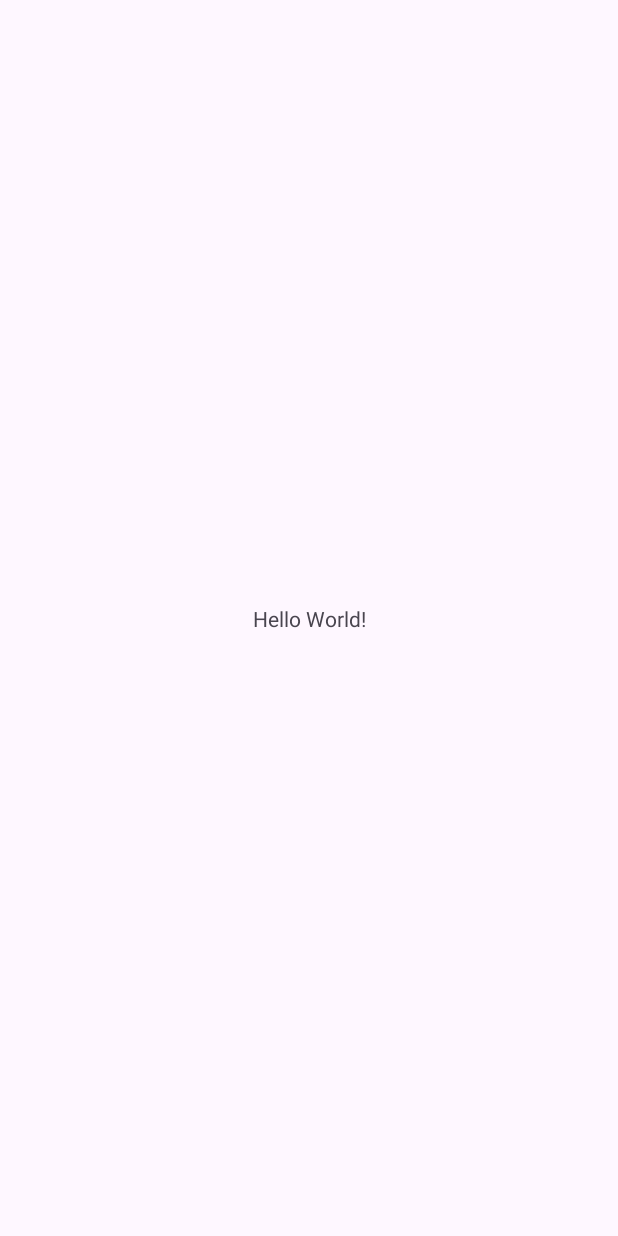
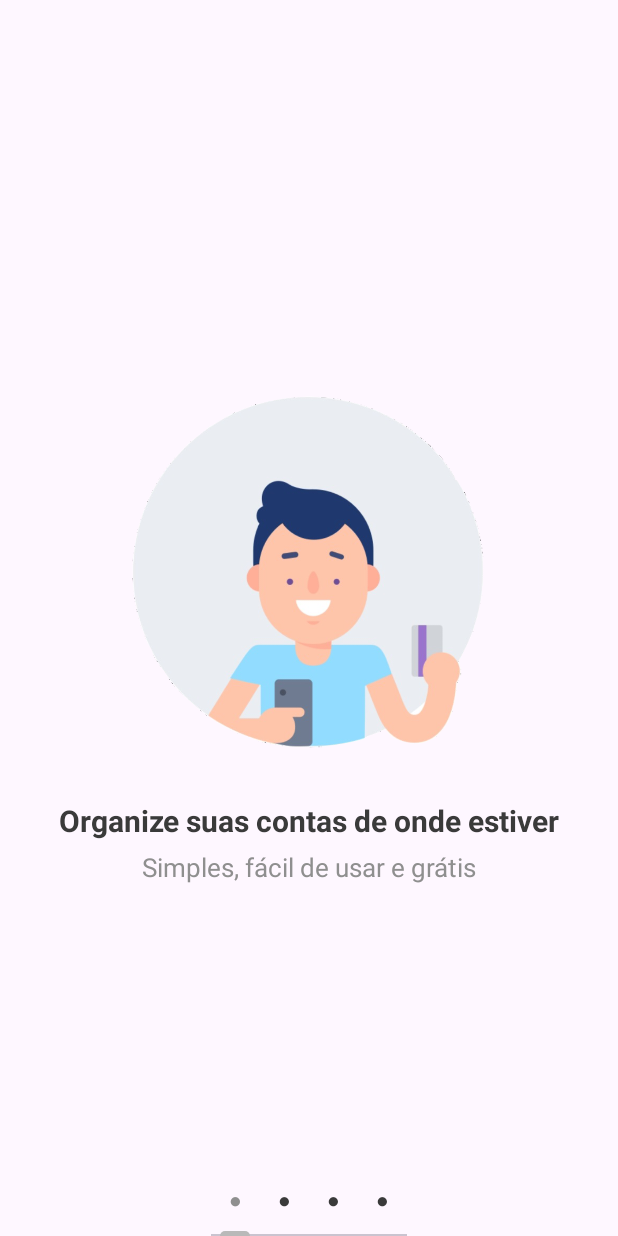
Before and after one commit to KrodrigoDev/PoupaMais, an Android app: the screen it shows after launch (MainActivity), on a phone screen of 412 x 824 dp. Before the commit the screen is almost empty. Run offline under Robolectric (Android 15) with nearby library versions, the phone set to English and light mode, and no system bars.

Commit message:
Primeiras activitys

```diff
--- /dev/null
+++ b/app/src/main/java/krodrigodev/com/br/poupamais/Informativo1.java
@@ -0,0 +1,25 @@
+package krodrigodev.com.br.poupamais;
+
+import android.os.Bundle;
+
+import androidx.fragment.app.Fragment;
+
+import android.view.LayoutInflater;
+import android.view.View;
+import android.view.ViewGroup;
+
+/**
+ * @author Kauã Rodrigo
+ * @since 07/09/2023
+ * @version 0.1
+ */
+public class Informativo1 extends Fragment {
+
+
+    @Override
+    public View onCreateView(LayoutInflater inflater, ViewGroup container,
+                             Bundle savedInstanceState) {
+        // Inflate the layout for this fragment
+        return inflater.inflate(R.layout.fragment_informativo1, container, false);
+    }
+}
--- /dev/null
+++ b/app/src/main/java/krodrigodev/com/br/poupamais/Informativo2.java
@@ -0,0 +1,24 @@
+package krodrigodev.com.br.poupamais;
+
+import android.os.Bundle;
+
+import androidx.fragment.app.Fragment;
+
+import android.view.LayoutInflater;
+import android.view.View;
+import android.view.ViewGroup;
+
+/**
+ * @author Kauã Rodrigo
+ * @since 07/09/2023
+ * @version 0.1
+ */
+public class Informativo2 extends Fragment {
+
+    @Override
+    public View onCreateView(LayoutInflater inflater, ViewGroup container,
+                             Bundle savedInstanceState) {
+        // Inflate the layout for this fragment
+        return inflater.inflate(R.layout.fragment_informativo2, container, false);
+    }
+}
--- /dev/null
+++ b/app/src/main/java/krodrigodev/com/br/poupamais/Informativo3.java
@@ -0,0 +1,24 @@
+package krodrigodev.com.br.poupamais;
+
+import android.os.Bundle;
+
+import androidx.fragment.app.Fragment;
+
+import android.view.LayoutInflater;
+import android.view.View;
+import android.view.ViewGroup;
+
+/**
+ * @author Kauã Rodrigo
+ * @since 07/09/2023
+ * @version 0.1
+ */
+public class Informativo3 extends Fragment {
+
+    @Override
+    public View onCreateView(LayoutInflater inflater, ViewGroup container,
+                             Bundle savedInstanceState) {
+        // Inflate the layout for this fragment
+        return inflater.inflate(R.layout.fragment_informativo3, container, false);
+    }
+}
--- /dev/null
+++ b/app/src/main/java/krodrigodev/com/br/poupamais/InformativoConta.java
@@ -0,0 +1,24 @@
+package krodrigodev.com.br.poupamais;
+
+import android.os.Bundle;
+
+import androidx.fragment.app.Fragment;
+
+import android.view.LayoutInflater;
+import android.view.View;
+import android.view.ViewGroup;
+
+/**
+ * @author Kauã Rodrigo
+ * @since 07/09/2023
+ * @version 0.1
+ */
+public class InformativoConta extends Fragment {
+
+    @Override
+    public View onCreateView(LayoutInflater inflater, ViewGroup container,
+                             Bundle savedInstanceState) {
+        // Inflate the layout for this fragment
+        return inflater.inflate(R.layout.fragment_infomativo_conta, container, false);
+    }
+}
--- a/app/src/main/java/krodrigodev/com/br/poupamais/MainActivity.java
+++ b/app/src/main/java/krodrigodev/com/br/poupamais/MainActivity.java
@@ -1,14 +1,38 @@
 package krodrigodev.com.br.poupamais;
 
 import androidx.appcompat.app.AppCompatActivity;
+import androidx.fragment.app.FragmentPagerAdapter;
+import androidx.viewpager.widget.ViewPager;
 
 import android.os.Bundle;
 
+import com.google.android.material.tabs.TabLayout;
+
 public class MainActivity extends AppCompatActivity {
+
+    // atributos
+    private TabLayout tabLayout;
+    private ViewPager viewPager;
+
 
     @Override
     protected void onCreate(Bundle savedInstanceState) {
         super.onCreate(savedInstanceState);
         setContentView(R.layout.activity_main);
+
+
+        tabLayout = findViewById(R.id.tabelaApresentacao);
+        viewPager = findViewById(R.id.viewPager);
+
+        tabLayout.setupWithViewPager(viewPager);
+
+
+        VpaAdpter vpaAdpter = new VpaAdpter(getSupportFragmentManager(), FragmentPagerAdapter.BEHAVIOR_RESUME_ONLY_CURRENT_FRAGMENT);
+        vpaAdpter.addFragments(new Informativo1(), "●");
+        vpaAdpter.addFragments(new Informativo2(), "●");
+        vpaAdpter.addFragments(new Informativo3(), "●");
+        vpaAdpter.addFragments(new InformativoConta(), "●");
+        viewPager.setAdapter(vpaAdpter);
+
     }
 }
--- /dev/null
+++ b/app/src/main/java/krodrigodev/com/br/poupamais/VpaAdpter.java
@@ -0,0 +1,47 @@
+package krodrigodev.com.br.poupamais;
+
+import androidx.annotation.NonNull;
+import androidx.annotation.Nullable;
+import androidx.fragment.app.Fragment;
+import androidx.fragment.app.FragmentManager;
+import androidx.fragment.app.FragmentPagerAdapter;
+
+import java.util.ArrayList;
+
+public class VpaAdpter extends FragmentPagerAdapter {
+
+    // Listas para armazenar os fragmentos e títulos
+    private final ArrayList<Fragment> fragmentArrayList = new ArrayList<>();
+    private final ArrayList<String> fragmentTitulo = new ArrayList<>();
+
+    // Construtor
+    public VpaAdpter(@NonNull FragmentManager fm, int behavior) {
+        super(fm, behavior);
+    }
+
+    // Retorna o fragmento na posição especificada
+    @NonNull
+    @Override
+    public Fragment getItem(int position) {
+        return fragmentArrayList.get(position);
+    }
+
+    // Retorna o número total de fragmentos
+    @Override
+    public int getCount() {
+        return fragmentArrayList.size();
+    }
+
+    // Adiciona fragmentos à lista
+    public void addFragments(Fragment fragment, String titulo) {
+        fragmentArrayList.add(fragment);
+        fragmentTitulo.add(titulo);
+    }
+
+    // Retorna o título da guia na posição especificada
+    @Nullable
+    @Override
+    public CharSequence getPageTitle(int position) {
+        return fragmentTitulo.get(position);
+    }
+}
--- a/app/src/main/res/layout/activity_main.xml
+++ b/app/src/main/res/layout/activity_main.xml
@@ -6,13 +6,54 @@
     android:layout_height="match_parent"
     tools:context=".MainActivity">
 
-    <TextView
+    <com.google.android.material.tabs.TabLayout
+        android:id="@+id/tabelaApresentacao"
         android:layout_width="wrap_content"
         android:layout_height="wrap_content"
-        android:text="Hello World!"
+        android:layout_marginStart="1dp"
+        android:layout_marginEnd="1dp"
         app:layout_constraintBottom_toBottomOf="parent"
         app:layout_constraintEnd_toEndOf="parent"
+        app:layout_constraintHorizontal_bias="0.5"
         app:layout_constraintStart_toStartOf="parent"
-        app:layout_constraintTop_toTopOf="parent" />
+        app:tabIconTint="@color/cinzaClaro"
+        app:tabIndicatorColor="@color/cinzaClaro"
+        app:tabRippleColor="@color/cinzaClaro"
+        app:tabSelectedTextColor="@color/cinzaEscuro"
+        app:tabTextColor="@color/pretoDestaque">
+
+        <com.google.android.material.tabs.TabItem
+            android:id="@+id/TabItem"
+            android:layout_width="wrap_content"
+            android:layout_height="wrap_content"
+            android:text="@string/circulo_texto" />
+
+        <com.google.android.material.tabs.TabItem
+            android:layout_width="wrap_content"
+            android:layout_height="wrap_content"
+            android:text="@string/circulo_texto" />
+
+        <com.google.android.material.tabs.TabItem
+            android:layout_width="wrap_content"
+            android:layout_height="wrap_content"
+            android:text="@string/circulo_texto" />
+
+        <com.google.android.material.tabs.TabItem
+            android:layout_width="wrap_content"
+            android:layout_height="wrap_content"
+            android:text="@string/circulo_texto" />
+    </com.google.android.material.tabs.TabLayout>
+
+    <androidx.viewpager.widget.ViewPager
+        android:id="@+id/viewPager"
+        android:layout_width="match_parent"
+        android:layout_height="wrap_content"
+        android:contentDescription="@string/slide_informativo"
+        app:layout_constraintBottom_toBottomOf="parent"
+        app:layout_constraintEnd_toEndOf="parent"
+        app:layout_constraintHorizontal_bias="0.5"
+        app:layout_constraintStart_toStartOf="parent" />
+
+
 
 </androidx.constraintlayout.widget.ConstraintLayout>
--- /dev/null
+++ b/app/src/main/res/layout/fragment_informativo1.xml
@@ -0,0 +1,38 @@
+<?xml version="1.0" encoding="utf-8"?>
+<LinearLayout xmlns:android="http://schemas.android.com/apk/res/android"
+    xmlns:app="http://schemas.android.com/apk/res-auto"
+    xmlns:tools="http://schemas.android.com/tools"
+    android:layout_width="match_parent"
+    android:layout_height="match_parent"
+    android:gravity="center"
+    android:orientation="vertical"
+    tools:context=".Informativo1">
+
+    <ImageView
+        android:id="@+id/imageView"
+        android:layout_width="300dp"
+        android:layout_height="300dp"
+        android:src="@drawable/img_um"
+        android:contentDescription="@null" />
+
+    <TextView
+        android:id="@+id/textInformativo1"
+        android:layout_width="match_parent"
+        android:layout_height="wrap_content"
+        android:layout_marginBottom="5dp"
+        android:text="@string/organize_suas_contas_de_onde_estiver"
+        android:textAlignment="center"
+        android:textColor="@color/pretoDestaque"
+        android:textSize="20sp"
+        android:textStyle="bold" />
+
+    <TextView
+        android:id="@+id/textInformativo1.1"
+        android:layout_width="match_parent"
+        android:layout_height="wrap_content"
+        android:text="@string/simples_f_cil_de_usar_e_gr_tis"
+        android:textAlignment="center"
+        android:textColor="@color/cinzaEscuro"
+        android:textSize="17sp" />
+
+</LinearLayout>
--- a/app/src/main/res/values/strings.xml
+++ b/app/src/main/res/values/strings.xml
@@ -1,3 +1,19 @@
 <resources>
     <string name="app_name">PoupaMais</string>
+
+    <!-- TEXTOS USADOS NA PARTE DO SLIDE DE BOAS VINDAS -->
+    <string name="slide_informativo">Slide Informativo</string>
+    <string name="circulo_texto">●</string>
+    <string name="organize_suas_contas_de_onde_estiver">Organize suas contas de onde estiver</string>
+    <string name="simples_f_cil_de_usar_e_gr_tis">Simples, fácil de usar e grátis</string>
+    <string name="nunca_mais_esque_a_de_pagar_uma_conta">Nunca mais esqueça de pagar uma conta</string>
+    <string name="receba_alertas_quando_quiser">Receba alertas quando quiser</string>
+    <string name="saiba_para_onde_est_indo_seu_dinheiro">Saiba para onde está indo seu dinheiro</string>
+    <string name="categorize_seus_lan_amentos_e_vendo_o_n_destino_de_cada_centavo">Categorize seus lançamentos e vendo o \n destino de cada centavo</string>
+    <string name="j_tenho_uma_conta">Já tenho uma conta</string>
+    <string name="cadastre_se">CADASTRE-SE</string>
+    <string name="planeje_sua_vida_financeira_e_saia_ndo_vermelho">Planeje sua vida financeira e saia \ndo vermelho</string>
+    <string name="crie_sua_conta_gratuitamente">Crie Sua Conta Gratuitamente</string>
+
+
 </resources>
```
Also changed, not shown: app/src/main/res/layout/fragment_infomativo_conta.xml (added, +49 -0 lines), app/src/main/res/layout/fragment_informativo2.xml (added, +37 -0 lines), app/src/main/res/layout/fragment_informativo3.xml (added, +38 -0 lines), app/src/main/res/drawable/img_dois.png (added), app/src/main/res/drawable/img_quatro.png (added), app/src/main/res/drawable/img_um.png (added).
